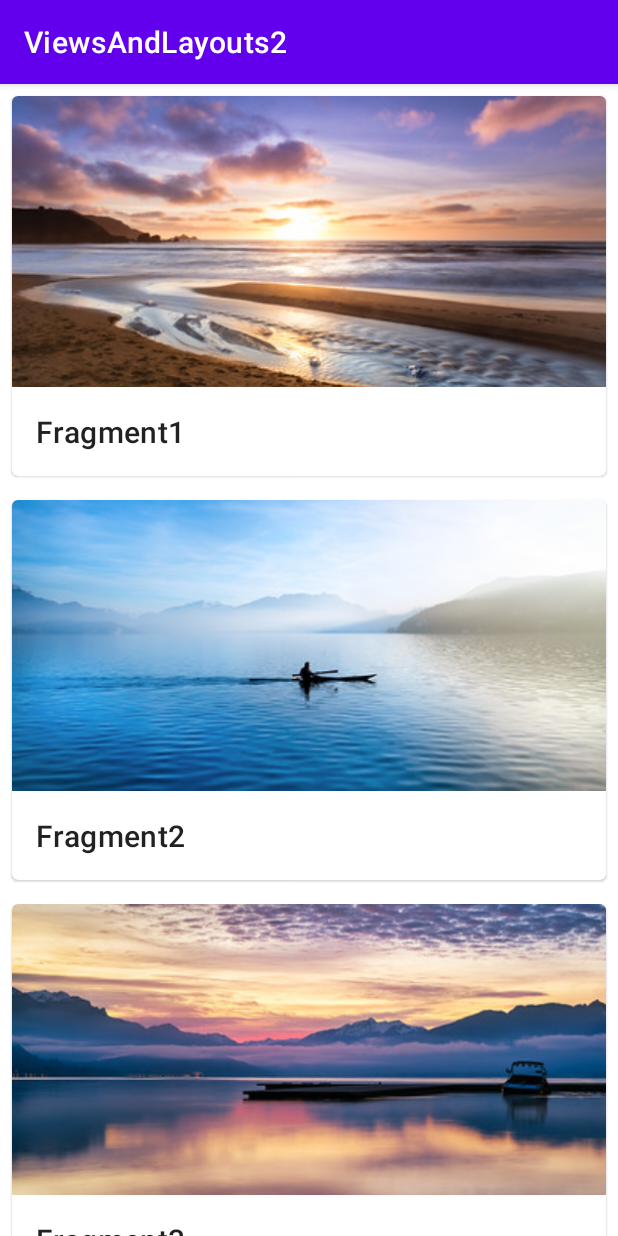
After one commit to npogoncuk/ViewsAndLayouts2, an Android app: the RecyclerViewActivity screen opened directly, with no data from a screen before it, on a phone screen of 412 x 824 dp. The commit adds this screen. Run offline under Robolectric (Android 15) with nearby library versions, the phone set to English and light mode, and no system bars.

Commit message:
Implemented RecyclerViewActivity.kt

```diff
--- a/app/src/main/AndroidManifest.xml
+++ b/app/src/main/AndroidManifest.xml
@@ -2,7 +2,9 @@
 <manifest xmlns:android="http://schemas.android.com/apk/res/android"
     xmlns:tools="http://schemas.android.com/tools"
     package="com.example.viewsandlayouts2">
+
     <uses-permission android:name="android.permission.INTERNET" />
+
     <application
         android:allowBackup="true"
         android:dataExtractionRules="@xml/data_extraction_rules"
@@ -13,6 +15,9 @@
         android:supportsRtl="true"
         android:theme="@style/Theme.ViewsAndLayouts2"
         tools:targetApi="31">
+        <activity
+            android:name=".RecyclerViewActivity"
+            android:exported="false" />
         <activity
             android:name=".WebViewActivity"
             android:exported="false" />
--- a/app/src/main/java/com/example/viewsandlayouts2/MainActivity.kt
+++ b/app/src/main/java/com/example/viewsandlayouts2/MainActivity.kt
@@ -14,6 +14,7 @@ class MainActivity : AppCompatActivity() {
             when(it.itemId) {
                 R.id.menu_item_view_pager -> startActivity(Intent(this, ViewPagerActivity::class.java))
                 R.id.menu_item_wed_view -> startActivity(Intent(this, WebViewActivity::class.java))
+                R.id.menu_item_recycler_view -> startActivity(Intent(this, RecyclerViewActivity::class.java))
                 else -> throw IllegalArgumentException("NavigationView item is not implemented")
             }
             true
--- /dev/null
+++ b/app/src/main/java/com/example/viewsandlayouts2/RecyclerViewActivity.kt
@@ -0,0 +1,41 @@
+package com.example.viewsandlayouts2
+
+import androidx.appcompat.app.AppCompatActivity
+import android.os.Bundle
+import android.view.LayoutInflater
+import android.view.View
+import android.view.ViewGroup
+import android.widget.ImageView
+import android.widget.TextView
+import androidx.recyclerview.widget.RecyclerView
+
+class RecyclerViewActivity : AppCompatActivity() {
+    override fun onCreate(savedInstanceState: Bundle?) {
+        super.onCreate(savedInstanceState)
+        setContentView(R.layout.activity_recycler_view)
+
+        findViewById<RecyclerView>(R.id.recyclerView).adapter = RecyclerViewAdapter(FragmentsData)
+    }
+
+}
+
+private class RecyclerViewAdapter(val dataObject: FragmentsData) : RecyclerView.Adapter<RecyclerViewAdapter.ViewHolder>() {
+
+    override fun onCreateViewHolder(parent: ViewGroup, viewType: Int): ViewHolder {
+        val view = LayoutInflater.from(parent.context).inflate(R.layout.recycler_view_item, parent, false)
+        return ViewHolder(view)
+    }
+
+    override fun onBindViewHolder(holder: ViewHolder, position: Int) {
+        val (name, imageId) = dataObject.data[position]
+        holder.itemTextView.text = name
+        holder.itemImage.setImageResource(imageId)
+    }
+
+    override fun getItemCount(): Int = dataObject.data.size
+
+    inner class ViewHolder(itemView: View) : RecyclerView.ViewHolder(itemView) {
+        val itemTextView: TextView = itemView.findViewById(R.id.item_title)
+        val itemImage: ImageView = itemView.findViewById(R.id.item_image)
+    }
+}
--- /dev/null
+++ b/app/src/main/res/layout/activity_recycler_view.xml
@@ -0,0 +1,11 @@
+<?xml version="1.0" encoding="utf-8"?>
+<androidx.recyclerview.widget.RecyclerView xmlns:android="http://schemas.android.com/apk/res/android"
+    xmlns:app="http://schemas.android.com/apk/res-auto"
+    xmlns:tools="http://schemas.android.com/tools"
+    android:id="@+id/recyclerView"
+    android:layout_width="match_parent"
+    android:layout_height="match_parent"
+    tools:context=".RecyclerViewActivity"
+    app:layoutManager="androidx.recyclerview.widget.LinearLayoutManager" >
+
+</androidx.recyclerview.widget.RecyclerView>
--- /dev/null
+++ b/app/src/main/res/layout/recycler_view_item.xml
@@ -0,0 +1,25 @@
+<?xml version="1.0" encoding="utf-8"?>
+<com.google.android.material.card.MaterialCardView xmlns:android="http://schemas.android.com/apk/res/android"
+    android:layout_width="match_parent"
+    android:layout_height="wrap_content"
+    android:layout_margin="8dp">
+    <LinearLayout
+        android:layout_width="match_parent"
+        android:layout_height="wrap_content"
+        android:orientation="vertical">
+
+        <ImageView
+            android:id="@+id/item_image"
+            android:layout_width="match_parent"
+            android:layout_height="194dp"
+            android:importantForAccessibility="no"
+            android:scaleType="centerCrop" />
+
+        <TextView
+            android:id="@+id/item_title"
+            android:layout_width="wrap_content"
+            android:layout_height="wrap_content"
+            android:padding="16dp"
+            android:textAppearance="?attr/textAppearanceHeadline6" />
+    </LinearLayout>
+</com.google.android.material.card.MaterialCardView>
```
